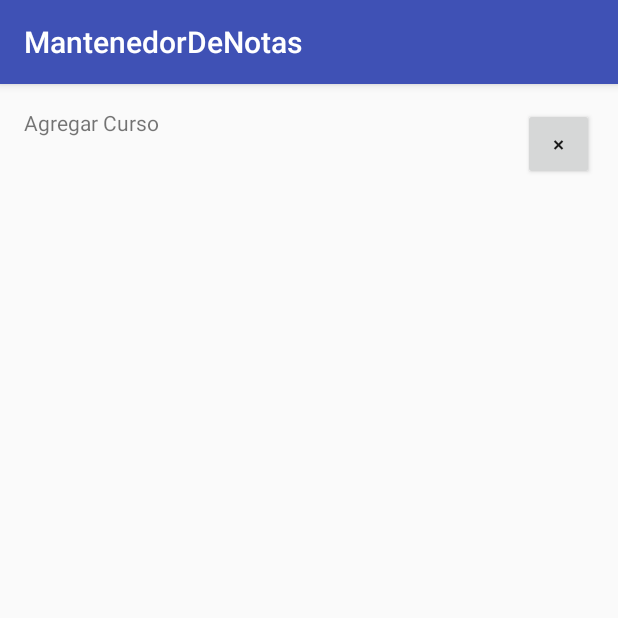
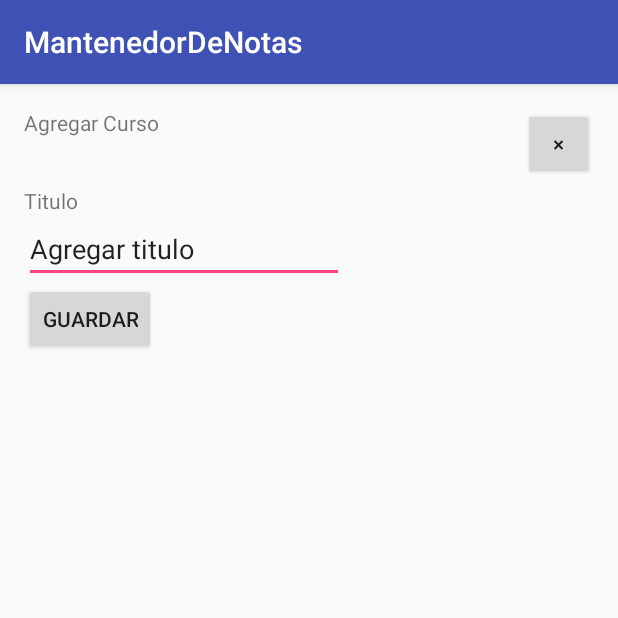
Before and after one commit to claudioDcv/duoc-android-notas, an Android app: the AddCourseActivity screen opened directly, with no data from a screen before it, on a phone screen of 412 x 824 dp, the top half of it. Run offline under Robolectric (Android 15) with nearby library versions, the phone set to English and light mode, and no system bars.

Commit message:
added initial logical to access db

```diff
--- a/project/app/src/main/java/db/models/EvaluationReaderDbHelper.java
+++ b/project/app/src/main/java/com/dcv/claudio/mantenedordenotas/db/readers/CourseReaderDbHelper.java
@@ -1,27 +1,22 @@
-package db.models;
+package com.dcv.claudio.mantenedordenotas.db.readers;
+
 
 import android.content.Context;
 import android.database.sqlite.SQLiteDatabase;
 import android.database.sqlite.SQLiteOpenHelper;
 
-import objects.Course;
-
-public class EvaluationReaderDbHelper extends SQLiteOpenHelper {
-    // If you change the database schema, you must increment the database version.
+public class CourseReaderDbHelper extends SQLiteOpenHelper {
     public static final int DATABASE_VERSION = 1;
     public static final String DATABASE_NAME = "evaluation.db";
 
-    public EvaluationReaderDbHelper(Context context) {
+    public CourseReaderDbHelper(Context context) {
         super(context, DATABASE_NAME, null, DATABASE_VERSION);
     }
 
-    @Override
     public void onCreate(SQLiteDatabase db) {
         db.execSQL(CourseReaderContract.SQL_CREATE_ENTRIES);
     }
     public void onUpgrade(SQLiteDatabase db, int oldVersion, int newVersion) {
-        // This database is only a cache for online data, so its upgrade policy is
-        // to simply to discard the data and start over
         db.execSQL(CourseReaderContract.SQL_DELETE_ENTRIES);
         onCreate(db);
     }
--- a/project/app/src/main/java/objects/Evaluation.java
+++ b/project/app/src/main/java/com/dcv/claudio/mantenedordenotas/objects/Evaluation.java
@@ -1,4 +1,4 @@
-package objects;
+package com.dcv.claudio.mantenedordenotas.objects;
 
 /**
  * Created by claudio on 28-03-18.
--- a/project/app/src/main/java/objects/Student.java
+++ b/project/app/src/main/java/com/dcv/claudio/mantenedordenotas/objects/Student.java
@@ -1,4 +1,4 @@
-package objects;
+package com.dcv.claudio.mantenedordenotas.objects;
 
 import java.util.ArrayList;
 
--- a/project/app/src/main/res/layout/activity_add_course.xml
+++ b/project/app/src/main/res/layout/activity_add_course.xml
@@ -7,6 +7,7 @@
     tools:context="com.dcv.claudio.mantenedordenotas.AddCourseActivity">
 
     <Button
+        android:labelFor="@id/btnSaveCourse"
         android:id="@+id/buttonAddCouseClose"
         android:layout_width="47dp"
         android:layout_height="wrap_content"
@@ -26,4 +27,35 @@
         android:text="@string/add_course"
         app:layout_constraintStart_toStartOf="parent"
         app:layout_constraintTop_toTopOf="parent" />
+
+    <TextView
+        android:id="@+id/courseTitleTitle"
+        android:layout_width="wrap_content"
+        android:layout_height="wrap_content"
+        android:layout_marginTop="4dp"
+        android:text="@string/title_title"
+        app:layout_constraintStart_toStartOf="@+id/textView"
+        app:layout_constraintTop_toBottomOf="@+id/buttonAddCouseClose" />
+
+    <Button
+        android:onClick="createCourse"
+        android:id="@+id/btnSaveCourse"
+        android:layout_width="wrap_content"
+        android:layout_height="wrap_content"
+        android:text="@string/save_text"
+        app:layout_constraintStart_toStartOf="@+id/txtCourseTitle"
+        app:layout_constraintTop_toBottomOf="@+id/txtCourseTitle" />
+
+    <EditText
+        android:labelFor="@id/courseTitleTitle"
+        android:id="@+id/txtCourseTitle"
+        android:layout_width="wrap_content"
+        android:layout_height="wrap_content"
+        android:contentDescription="@string/info_title"
+        android:ems="10"
+        android:inputType="textPersonName"
+        android:text="@string/info_title"
+        app:layout_constraintStart_toStartOf="@+id/courseTitleTitle"
+        app:layout_constraintTop_toBottomOf="@+id/courseTitleTitle"
+        tools:text="@string/info_title" />
 </android.support.constraint.ConstraintLayout>
--- a/project/app/src/main/res/values/strings.xml
+++ b/project/app/src/main/res/values/strings.xml
@@ -5,4 +5,7 @@
     <string name="add_student">Agregar Estudiante</string>
     <string name="back_icon">◀</string>
     <string name="close_icon">×</string>
+    <string name="title_title">Titulo</string>
+    <string name="save_text">Guardar</string>
+    <string name="info_title">Agregar titulo</string>
 </resources>
```
Also changed, not shown: project/app/src/main/java/com/dcv/claudio/mantenedordenotas/AddCourseActivity.java (+19 -1 lines), project/app/src/main/java/com/dcv/claudio/mantenedordenotas/db/models/CourseModel.java (added, +74 -0 lines), project/app/src/main/java/com/dcv/claudio/mantenedordenotas/db/readers/CourseReaderContract.java (renamed from project/app/src/main/java/db/models/CourseReaderContract.java, +7 -7 lines), project/app/src/main/java/com/dcv/claudio/mantenedordenotas/objects/Course.java (renamed from project/app/src/main/java/objects/Course.java, +16 -1 lines).
